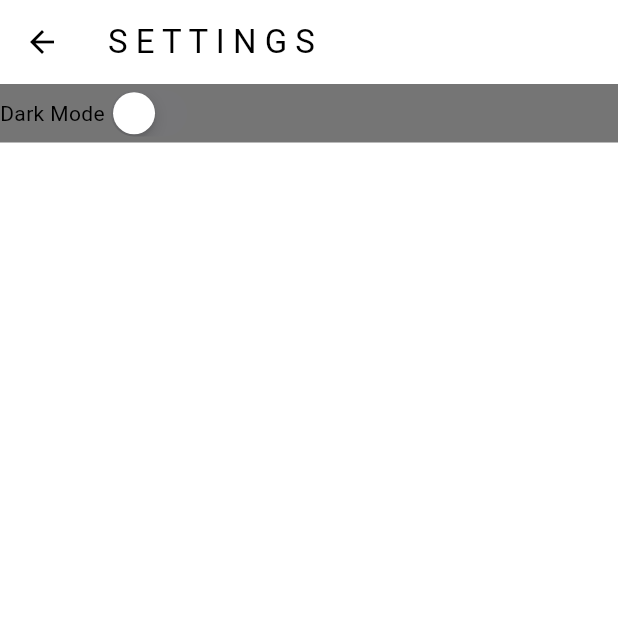
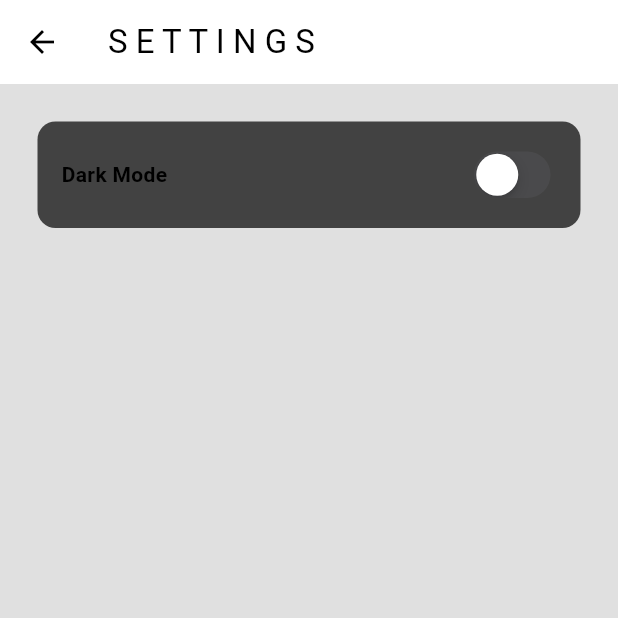
Before and after one commit to Victor-Zarzar/musicplayer-flutter, a Flutter app: the screen it shows after launch, in the side drawer, after a tap on "S E T T I N G S", on a phone screen of 412 x 824 dp, the top half of it. Run offline on Flutter 3.47's test engine with Material 3 defaults, Android fonts, the phone set to English and light mode, and no system bars.

Commit message:
updates in dark_mode, and settings page

```diff
--- a/lib/pages/settings_page.dart
+++ b/lib/pages/settings_page.dart
@@ -1,5 +1,7 @@
 import 'package:flutter/cupertino.dart';
 import 'package:flutter/material.dart';
+import 'package:musicplayer_flutter/themes/theme_provider.dart';
+import 'package:provider/provider.dart';
 
 class SettingsPage extends StatelessWidget {
   const SettingsPage({super.key});
@@ -7,13 +9,27 @@ class SettingsPage extends StatelessWidget {
   @override
   Widget build(BuildContext context) {
     return Scaffold(
+      backgroundColor: Theme.of(context).colorScheme.background,
       appBar: AppBar(title: const Text("S E T T I N G S")),
       body: Container(
-        decoration: BoxDecoration(color: Theme.of(context).colorScheme.primary),
+        decoration: BoxDecoration(
+            color: Theme.of(context).colorScheme.secondary,
+            borderRadius: BorderRadius.circular(12)),
+        padding: const EdgeInsets.all(16),
+        margin: const EdgeInsets.all(25),
         child: Row(
+          mainAxisAlignment: MainAxisAlignment.spaceBetween,
           children: [
-            const Text("Dark Mode"),
-            CupertinoSwitch(value: false, onChanged: (value) {})
+            const Text(
+              "Dark Mode",
+              style: TextStyle(fontWeight: FontWeight.bold),
+            ),
+            CupertinoSwitch(
+                value: Provider.of<ThemeProvider>(context, listen: false)
+                    .isDarkMode,
+                onChanged: (value) =>
+                    Provider.of<ThemeProvider>(context, listen: false)
+                        .toggleTheme())
           ],
         ),
       ),
--- a/lib/themes/dark_mode.dart
+++ b/lib/themes/dark_mode.dart
@@ -4,7 +4,7 @@ ThemeData darkMode = ThemeData(
   colorScheme: ColorScheme.dark(
     background: Colors.grey.shade900,
     primary: Colors.grey.shade600,
-    secondary: Colors.grey.shade800,
+    secondary: const Color.fromARGB(255, 56, 56, 56),
     inversePrimary: Colors.grey.shade300,
   ),
 );
```
